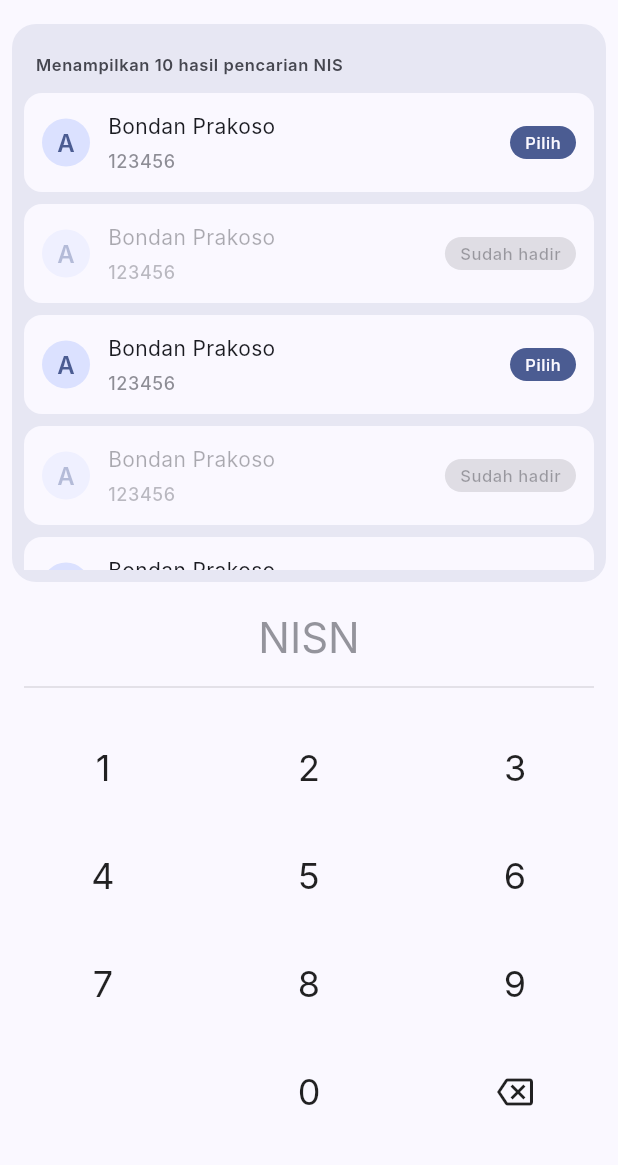
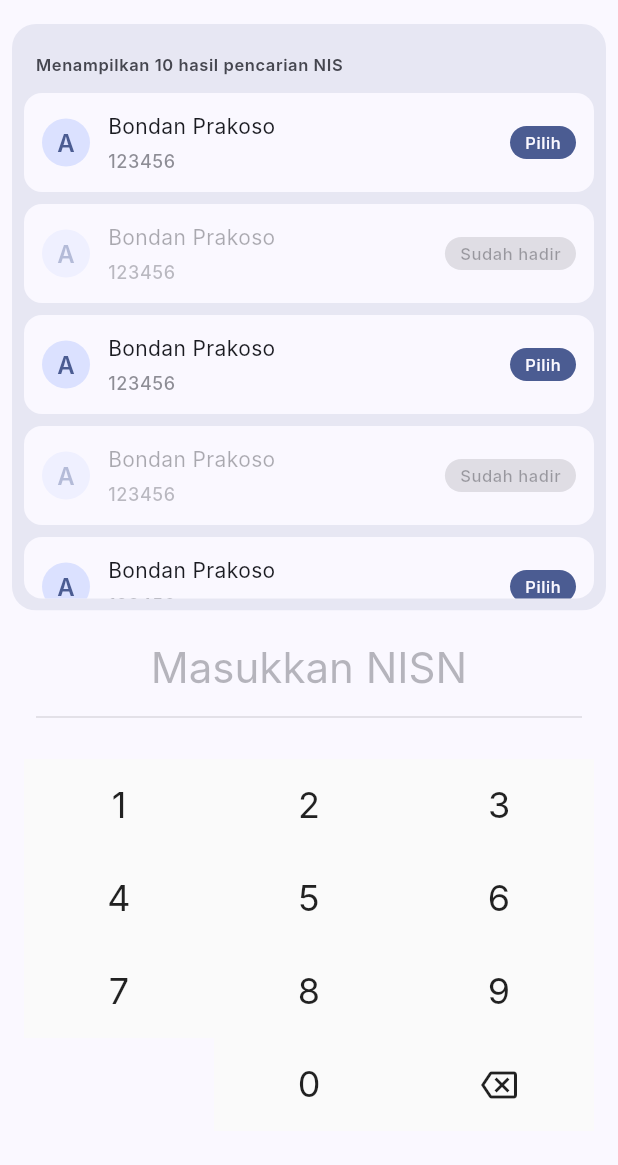
Before and after one commit to IvanSidiq/face_auth, a Flutter app: the ChooseNisnPage screen opened by its route, on a phone screen of 412 x 824 dp, the part 60-1225 px from its top. Run offline on Flutter 3.47's test engine with Material 2 defaults, Android fonts, the phone set to English and light mode, and no system bars; drawn by our look-alikes of velocity_x; our stand-ins replace bloc, boxicons, camera, fluro, flutter_bloc, flutter_hooks and 5 more; missing offline and left inert: google_mlkit_face_detection, tflite_flutter; accounts and stored records are empty; Roboto replaces fonts that are missing (Inter).

Commit message:
improve keyboard page

```diff
--- a/lib/pages/camera_page.dart
+++ b/lib/pages/camera_page.dart
@@ -7,7 +7,7 @@ import 'package:flutter_hooks/flutter_hooks.dart';
 import 'package:velocity_x/velocity_x.dart';
 
 import '../utils/colors.dart';
-import '../widgets/FacePainter.dart';
+import '../widgets/face_painter.dart';
 import 'cubit/camera_cubit.dart';
 
 class CameraPage extends StatelessWidget {
--- a/lib/pages/choose_nisn_page.dart
+++ b/lib/pages/choose_nisn_page.dart
@@ -34,7 +34,9 @@ class ChooseNisnPage extends StatelessWidget {
                 fit: BoxFit.contain,
               ),
             ]).p16(),
-            VStack([
+            ClipRRect(
+              borderRadius: BorderRadius.circular(12),
+              child: VStack([
                 const Gap(12),
                 'Menampilkan 10 hasil pencarian NIS'
                     .text
@@ -115,8 +117,8 @@ class ChooseNisnPage extends StatelessWidget {
                           .make()
                           .pOnly(top: 4, bottom: 4);
                     }).w(Get.width)
-            ])
-                .scrollVertical(physics: const BouncingScrollPhysics())
+              ]).scrollVertical(physics: const BouncingScrollPhysics()),
+            )
                 .box
                 .withRounded(value: 16)
                 .p8
--- a/lib/pages/cubit/keyboard_cubit.dart
+++ b/lib/pages/cubit/keyboard_cubit.dart
@@ -14,4 +14,8 @@ class KeyboardCubit extends Cubit<KeyboardState> {
   void reduceNum() {
     emit(ReduceNum());
   }
+
+  void clearAll() {
+    emit(ClearAll());
+  }
 }
--- a/lib/pages/cubit/keyboard_state.dart
+++ b/lib/pages/cubit/keyboard_state.dart
@@ -12,3 +12,5 @@ class AddNum extends KeyboardState {
 }
 
 class ReduceNum extends KeyboardState {}
+
+class ClearAll extends KeyboardState {}
--- a/lib/pages/home_page.dart
+++ b/lib/pages/home_page.dart
@@ -62,7 +62,7 @@ class _HomePageState extends State<HomePage> {
                   GetIt.I<NavigationServiceMain>().pushNamed('/login');
                 },
                 child: const Text('login'),
-              )
+              ),
             ],
           ),
         ),
--- a/lib/pages/keyboard_widget.dart
+++ b/lib/pages/keyboard_widget.dart
@@ -1,4 +1,5 @@
 import 'package:face_auth/utils/colors.dart';
+import 'package:face_auth/utils/customs/custom_text_style.dart';
 import 'package:flutter/material.dart';
 import 'package:flutter_bloc/flutter_bloc.dart';
 import 'package:flutter_hooks/flutter_hooks.dart';
@@ -52,14 +53,18 @@ class _KeyboardWidget extends HookWidget {
                   .substring(0, cubit.keyController.length - 1);
             }
           }
+          if (state is ClearAll) {
+            cubit.keyController = '';
+          }
         },
         builder: (context, state) {
           if (cubit.keyController != '') {
-            return cubit.keyController.text.center.size(28).make();
+            return cubit.keyController.text.center.size(28).make().px24();
           } else {
-            return 'NISN'
+            return 'Masukkan NISN'
                 .text
-                .color(CustomColor.onSurfaceVariant.withOpacity(0.56))
+                .textStyle(CustomTextStyle.headlineMedium)
+                .color(CustomColor.onSurfaceVariant.withOpacity(0.38))
                 .center
                 .size(28)
                 .make();
@@ -70,150 +75,155 @@ class _KeyboardWidget extends HookWidget {
       const Divider(
         thickness: 1,
         color: Colors.black12,
-      ).px(16),
+      ).px(24),
       const Gap(20),
       VStack(
         [
           HStack([
-            '1'
-                .text
-                .size(24)
-                .makeCentered()
-                .box
-                .height(52)
-                .color(Colors.transparent)
-                .make()
-                .onTap(() {
+            Material(
+              child: InkWell(
+                splashColor: CustomColor.onSurface.withOpacity(0.08),
+                highlightColor: Colors.transparent,
+                borderRadius: BorderRadius.circular(50),
+                onTap: () {
                   cubit.addNum('1');
-            }).expand(),
-            '2'
-                .text
-                .size(24)
-                .makeCentered()
-                .box
-                .height(52)
-                .color(Colors.transparent)
-                .make()
-                .onTap(() {
+                },
+                child: '1'.text.size(24).makeCentered().box.height(62).make(),
+              ),
+            ).expand(),
+            Material(
+              child: InkWell(
+                splashColor: CustomColor.onSurface.withOpacity(0.08),
+                highlightColor: Colors.transparent,
+                borderRadius: BorderRadius.circular(50),
+                onTap: () {
                   cubit.addNum('2');
-            }).expand(),
-            '3'
-                .text
-                .size(24)
-                .makeCentered()
-                .box
-                .height(52)
-                .color(Colors.transparent)
-                .make()
-                .onTap(() {
+                },
+                child: '2'.text.size(24).makeCentered().box.height(62).make(),
+              ),
+            ).expand(),
+            Material(
+              child: InkWell(
+                splashColor: CustomColor.onSurface.withOpacity(0.08),
+                highlightColor: Colors.transparent,
+                borderRadius: BorderRadius.circular(50),
+                onTap: () {
                   cubit.addNum('3');
-            }).expand()
+                },
+                child: '3'.text.size(24).makeCentered().box.height(62).make(),
+              ),
+            ).expand(),
           ]).w(Get.width),
-          const Gap(20),
           HStack([
-            '4'
-                .text
-                .size(24)
-                .makeCentered()
-                .box
-                .height(52)
-                .color(Colors.transparent)
-                .make()
-                .onTap(() {
+            Material(
+              child: InkWell(
+                splashColor: CustomColor.onSurface.withOpacity(0.08),
+                highlightColor: Colors.transparent,
+                borderRadius: BorderRadius.circular(50),
+                onTap: () {
                   cubit.addNum('4');
-            }).expand(),
-            '5'
-                .text
-                .size(24)
-                .makeCentered()
-                .box
-                .height(52)
-                .color(Colors.transparent)
-                .make()
-                .onTap(() {
+                },
+                child: '4'.text.size(24).makeCentered().box.height(62).make(),
+              ),
+            ).expand(),
+            Material(
+              child: InkWell(
+                splashColor: CustomColor.onSurface.withOpacity(0.08),
+                highlightColor: Colors.transparent,
+                borderRadius: BorderRadius.circular(50),
+                onTap: () {
                   cubit.addNum('5');
-            }).expand(),
-            '6'
-                .text
-                .size(24)
-                .makeCentered()
-                .box
-                .height(52)
-                .color(Colors.transparent)
-                .make()
-                .onTap(() {
+                },
+                child: '5'.text.size(24).makeCentered().box.height(62).make(),
+              ),
+            ).expand(),
+            Material(
+              child: InkWell(
+                splashColor: CustomColor.onSurface.withOpacity(0.08),
+                highlightColor: Colors.transparent,
+                borderRadius: BorderRadius.circular(50),
+                onTap: () {
                   cubit.addNum('6');
-            }).expand()
+                },
+                child: '6'.text.size(24).makeCentered().box.height(62).make(),
+              ),
+            ).expand(),
           ]).w(Get.width),
-          const Gap(20),
           HStack([
-            '7'
-                .text
-                .size(24)
-                .makeCentered()
-                .box
-                .height(52)
-                .color(Colors.transparent)
-                .make()
-                .onTap(() {
+            Material(
+              child: InkWell(
+                splashColor: CustomColor.onSurface.withOpacity(0.08),
+                highlightColor: Colors.transparent,
+                borderRadius: BorderRadius.circular(50),
+                onTap: () {
                   cubit.addNum('7');
-            }).expand(),
-            '8'
-                .text
-                .size(24)
-                .makeCentered()
-                .box
-                .height(52)
-                .color(Colors.transparent)
-                .make()
-                .onTap(() {
+                },
+                child: '7'.text.size(24).makeCentered().box.height(62).make(),
+              ),
+            ).expand(),
+            Material(
+              child: InkWell(
+                splashColor: CustomColor.onSurface.withOpacity(0.08),
+                highlightColor: Colors.transparent,
+                borderRadius: BorderRadius.circular(50),
+                onTap: () {
                   cubit.addNum('8');
-            }).expand(),
-            '9'
-                .text
-                .size(24)
-                .makeCentered()
-                .box
-                .height(52)
-                .color(Colors.transparent)
-                .make()
-                .onTap(() {
+                },
+                child: '8'.text.size(24).makeCentered().box.height(62).make(),
+              ),
+            ).expand(),
+            Material(
+              child: InkWell(
+                splashColor: CustomColor.onSurface.withOpacity(0.08),
+                highlightColor: Colors.transparent,
+                borderRadius: BorderRadius.circular(50),
+                onTap: () {
                   cubit.addNum('9');
-            }).expand()
+                },
+                child: '9'.text.size(24).makeCentered().box.height(62).make(),
+              ),
+            ).expand(),
           ]).w(Get.width),
-          const Gap(20),
           HStack([
-            ' '
-                .text
-                .size(24)
-                .makeCentered()
-                .box
-                .height(52)
-                .color(Colors.transparent)
-                .make()
-                .onTap(() {})
-                .expand(),
-            '0'
-                .text
-                .size(24)
-                .makeCentered()
-                .box
-                .height(52)
-                .color(Colors.transparent)
-                .make()
-                .onTap(() {
+            InkWell(
+              splashColor: CustomColor.onSurface.withOpacity(0.08),
+              highlightColor: Colors.transparent,
+              borderRadius: BorderRadius.circular(50),
+              onTap: () {},
+              child: ' '.text.size(24).makeCentered().box.height(62).make(),
+            ).expand(),
+            Material(
+              child: InkWell(
+                splashColor: CustomColor.onSurface.withOpacity(0.08),
+                highlightColor: Colors.transparent,
+                borderRadius: BorderRadius.circular(50),
+                onTap: () {
                   cubit.addNum('0');
-            }).expand(),
-            const Icon(
+                },
+                child: '0'.text.size(24).makeCentered().box.height(62).make(),
+              ),
+            ).expand(),
+            Material(
+              child: InkWell(
+                splashColor: CustomColor.onSurface.withOpacity(0.08),
+                highlightColor: Colors.transparent,
+                borderRadius: BorderRadius.circular(50),
+                onTap: () {
+                  cubit.reduceNum();
+                },
+                onLongPress: () {
+                  cubit.clearAll();
+                },
+                child: const Icon(
                   Icons.backspace_outlined,
                   size: 24,
-            ).box.height(52).color(Colors.transparent).make().onTap(() {
-              cubit.reduceNum();
-            }).expand()
+                ).box.height(62).color(Colors.transparent).make(),
+              ),
+            ).expand(),
           ]).w(Get.width),
         ],
         crossAlignment: CrossAxisAlignment.center,
-      ),
+      ).px(16),
       const Gap(30),
     ]).box.color(CustomColor.surface).topRounded(value: 16).make();
   }
--- a/lib/pages/login/cubit/validator_cubit.dart
+++ b/lib/pages/login/cubit/validator_cubit.dart
@@ -1,6 +1,5 @@
 import 'package:bloc/bloc.dart';
 import 'package:flutter/material.dart';
-import 'package:meta/meta.dart';
 
 import '../../../utils/colors.dart';
 
--- a/lib/widgets/FacePainter.dart
+++ b/lib/widgets/face_painter.dart
@@ -54,5 +54,5 @@ RRect _scaleRect(
       rect.top.toDouble() * scaleY,
       widgetSize.width - rect.right.toDouble() * scaleX,
       rect.bottom.toDouble() * scaleY,
-      Radius.circular(10));
+      const Radius.circular(10));
 }
```
Lines whose indentation alone changed are shown as unchanged.
